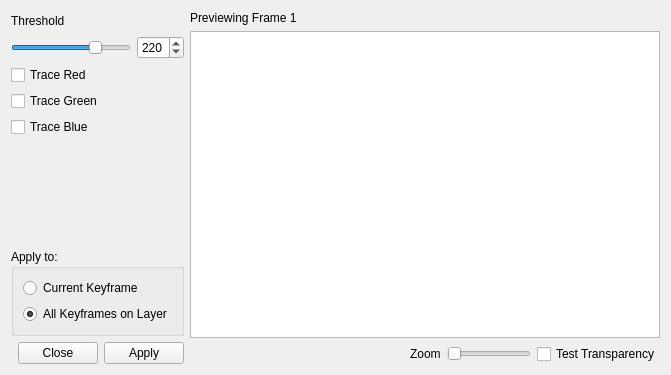
The window that app/ui/addtransparencytopaperdialog.ui (pencil2d/pencil) describes before a commit, drawn with Qt 5.
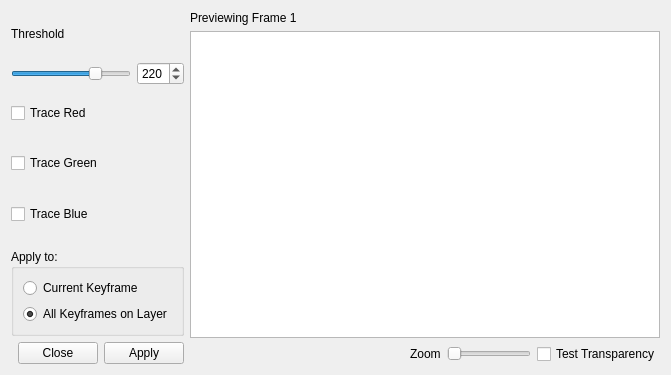
The same window after the commit. Icons and pictures are not drawn.

```diff
--- a/app/ui/addtransparencytopaperdialog.ui
+++ b/app/ui/addtransparencytopaperdialog.ui
@@ -30,12 +30,6 @@
          <property name="orientation">
           <enum>Qt::Horizontal</enum>
          </property>
-         <property name="sizeHint" stdset="0">
-          <size>
-           <width>13</width>
-           <height>19</height>
-          </size>
-         </property>
         </spacer>
        </item>
       </layout>
@@ -93,12 +87,6 @@
          <property name="orientation">
           <enum>Qt::Horizontal</enum>
          </property>
-         <property name="sizeHint" stdset="0">
-          <size>
-           <width>40</width>
-           <height>20</height>
-          </size>
-         </property>
         </spacer>
        </item>
        <item>
@@ -127,12 +115,6 @@
          <property name="orientation">
           <enum>Qt::Horizontal</enum>
          </property>
-         <property name="sizeHint" stdset="0">
-          <size>
-           <width>40</width>
-           <height>20</height>
-          </size>
-         </property>
         </spacer>
        </item>
        <item>
@@ -161,12 +143,6 @@
          <property name="orientation">
           <enum>Qt::Horizontal</enum>
          </property>
-         <property name="sizeHint" stdset="0">
-          <size>
-           <width>40</width>
-           <height>20</height>
-          </size>
-         </property>
         </spacer>
        </item>
        <item>
@@ -186,12 +162,6 @@
        <property name="orientation">
         <enum>Qt::Vertical</enum>
        </property>
-       <property name="sizeHint" stdset="0">
-        <size>
-         <width>20</width>
-         <height>40</height>
-        </size>
-       </property>
       </spacer>
      </item>
      <item>
```
Left out of the diff: 9 changed lines with no effect on the pictures.
